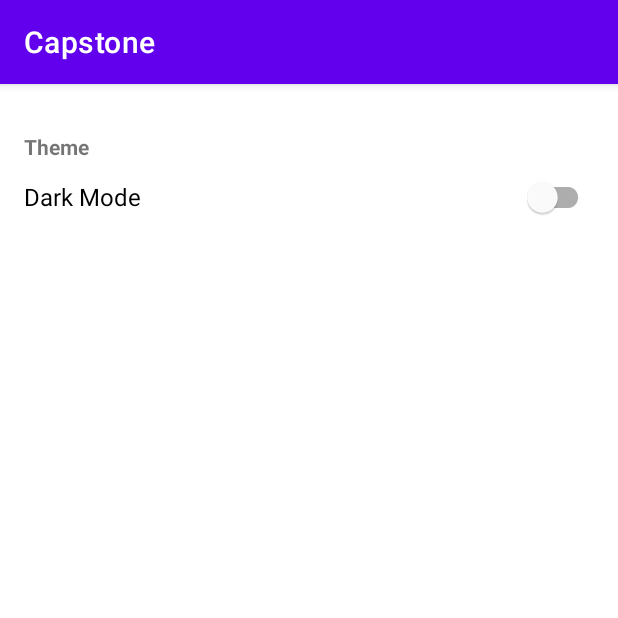
After one commit to sahrulhidayat/Capstone, an Android app: the fragment SettingsFragment shown on its own in the app's theme, on a phone screen of 412 x 824 dp, the top half of it. The commit adds this screen. Run offline under Robolectric (Android 15) with nearby library versions, the phone set to English and light mode, and no system bars; 3 statements that could not run were skipped.

Commit message:
add splash screen and theme setting feature

```diff
--- a/app/build.gradle
+++ b/app/build.gradle
@@ -1,7 +1,6 @@
 plugins {
     id 'com.android.application'
     id 'org.jetbrains.kotlin.android'
-    id 'kotlin-parcelize'
     id 'kotlin-kapt'
 }
 
@@ -44,4 +43,6 @@ android {
 dependencies {
     implementation project(":core")
     implementation fileTree(dir: "libs", include: ["*.jar"])
+
+    implementation 'androidx.core:core-splashscreen:1.0.0-beta01'
 }
--- a/app/src/main/AndroidManifest.xml
+++ b/app/src/main/AndroidManifest.xml
@@ -18,7 +18,7 @@
         <activity
             android:name=".ui.MainActivity"
             android:exported="true"
-            android:theme="@style/Theme.Capstone.NoActionBar">
+            android:theme="@style/Theme.Capstone.Starting">
             <intent-filter>
                 <action android:name="android.intent.action.MAIN" />
 
--- a/app/src/main/java/com/sahrulhidayat/capstone/di/AppModule.kt
+++ b/app/src/main/java/com/sahrulhidayat/capstone/di/AppModule.kt
@@ -2,6 +2,7 @@ package com.sahrulhidayat.capstone.di
 
 import com.sahrulhidayat.capstone.ui.detail.DetailsViewModel
 import com.sahrulhidayat.capstone.ui.home.HomeViewModel
+import com.sahrulhidayat.capstone.ui.settings.SettingsViewModel
 import com.sahrulhidayat.core.domain.usecase.GameInteractor
 import com.sahrulhidayat.core.domain.usecase.GameUseCase
 import org.koin.androidx.viewmodel.dsl.viewModel
@@ -14,4 +15,5 @@ val useCaseModule = module {
 val viewModelModule = module {
     viewModel { HomeViewModel(get()) }
     viewModel { DetailsViewModel(get()) }
+    viewModel { SettingsViewModel(get()) }
 }
--- /dev/null
+++ b/app/src/main/java/com/sahrulhidayat/capstone/ui/settings/SettingsFragment.kt
@@ -0,0 +1,50 @@
+package com.sahrulhidayat.capstone.ui.settings
+
+import android.os.Bundle
+import android.view.LayoutInflater
+import android.view.View
+import android.view.ViewGroup
+import android.widget.CompoundButton
+import androidx.appcompat.app.AppCompatDelegate
+import androidx.fragment.app.Fragment
+import com.sahrulhidayat.capstone.databinding.FragmentSettingsBinding
+import org.koin.androidx.viewmodel.ext.android.viewModel
+
+class SettingsFragment : Fragment() {
+
+    private var _fragmentSettingsBinding: FragmentSettingsBinding? = null
+    private val binding get() = _fragmentSettingsBinding
+
+    private val viewModel by viewModel<SettingsViewModel>()
+
+    override fun onCreateView(
+        inflater: LayoutInflater, container: ViewGroup?,
+        savedInstanceState: Bundle?
+    ): View? {
+        _fragmentSettingsBinding = FragmentSettingsBinding.inflate(layoutInflater, container, false)
+        return binding?.root
+    }
+
+    override fun onViewCreated(view: View, savedInstanceState: Bundle?) {
+        super.onViewCreated(view, savedInstanceState)
+
+        viewModel.getThemeSettings().observe(viewLifecycleOwner) { isDarkMode ->
+            if (isDarkMode) {
+                AppCompatDelegate.setDefaultNightMode(AppCompatDelegate.MODE_NIGHT_YES)
+                binding?.switchTheme?.isChecked = true
+            } else {
+                AppCompatDelegate.setDefaultNightMode(AppCompatDelegate.MODE_NIGHT_NO)
+                binding?.switchTheme?.isChecked = false
+            }
+        }
+
+        binding?.switchTheme?.setOnCheckedChangeListener { _: CompoundButton?, isChecked: Boolean ->
+            viewModel.setThemeSettings(isChecked)
+        }
+    }
+
+    override fun onDestroyView() {
+        super.onDestroyView()
+        _fragmentSettingsBinding = null
+    }
+}
--- /dev/null
+++ b/app/src/main/res/drawable/ic_games.xml
@@ -0,0 +1,10 @@
+<vector xmlns:android="http://schemas.android.com/apk/res/android"
+    android:width="24dp"
+    android:height="24dp"
+    android:tint="#FFFFFF"
+    android:viewportWidth="24"
+    android:viewportHeight="24">
+    <path
+        android:fillColor="@android:color/white"
+        android:pathData="M15,7.5V2H9v5.5l3,3 3,-3zM7.5,9H2v6h5.5l3,-3 -3,-3zM9,16.5V22h6v-5.5l-3,-3 -3,3zM16.5,9l-3,3 3,3H22V9h-5.5z" />
+</vector>
--- /dev/null
+++ b/app/src/main/res/layout/fragment_settings.xml
@@ -0,0 +1,33 @@
+<?xml version="1.0" encoding="utf-8"?>
+<androidx.constraintlayout.widget.ConstraintLayout xmlns:android="http://schemas.android.com/apk/res/android"
+    android:layout_width="match_parent"
+    android:layout_height="match_parent"
+    android:padding="16dp"
+    xmlns:tools="http://schemas.android.com/tools"
+    xmlns:app="http://schemas.android.com/apk/res-auto"
+    tools:context=".ui.settings.SettingsFragment">
+
+    <TextView
+        android:id="@+id/themeTitle"
+        android:layout_width="wrap_content"
+        android:layout_height="wrap_content"
+        android:layout_marginTop="16dp"
+        android:textSize="14sp"
+        android:textStyle="bold"
+        android:text="@string/theme"
+        app:layout_constraintEnd_toEndOf="parent"
+        app:layout_constraintHorizontal_bias="0.0"
+        app:layout_constraintStart_toStartOf="parent"
+        app:layout_constraintTop_toTopOf="parent" />
+
+    <com.google.android.material.switchmaterial.SwitchMaterial
+        android:id="@+id/switch_theme"
+        android:layout_width="match_parent"
+        android:layout_height="wrap_content"
+        android:text="@string/dark_mode"
+        android:textSize="16sp"
+        app:layout_constraintEnd_toEndOf="parent"
+        app:layout_constraintStart_toStartOf="parent"
+        app:layout_constraintTop_toBottomOf="@id/themeTitle" />
+
+</androidx.constraintlayout.widget.ConstraintLayout>
--- a/app/src/main/res/values/themes.xml
+++ b/app/src/main/res/values/themes.xml
@@ -23,4 +23,13 @@
 
     <style name="Theme.Capstone.PopupOverlay" parent="ThemeOverlay.AppCompat.Light" />
 
+    <style name="Theme.Capstone.Starting" parent="Theme.SplashScreen">
+        <item name="windowSplashScreenBackground">@color/purple_500</item>
+
+        <item name="windowSplashScreenAnimatedIcon">@drawable/ic_games</item>
+        <item name="windowSplashScreenAnimationDuration">200</item>
+
+        <item name="postSplashScreenTheme">@style/Theme.Capstone</item>
+    </style>
+
 </resources>
--- a/core/build.gradle
+++ b/core/build.gradle
@@ -2,7 +2,6 @@ plugins {
     id 'com.android.library'
     id 'org.jetbrains.kotlin.android'
     id 'kotlin-kapt'
-    id 'kotlin-parcelize'
 }
 
 apply from: '../shared_dependencies.gradle'
@@ -58,4 +57,7 @@ dependencies {
     implementation "org.jetbrains.kotlinx:kotlinx-coroutines-android:$kotlin_coroutines_version"
     implementation "androidx.room:room-ktx:$room_version"
     api "androidx.lifecycle:lifecycle-livedata-ktx:$lifecycle_version"
+
+    //datastore
+    implementation "androidx.datastore:datastore-preferences:1.0.0"
 }
--- a/core/src/main/java/com/sahrulhidayat/core/data/source/GameRepository.kt
+++ b/core/src/main/java/com/sahrulhidayat/core/data/source/GameRepository.kt
@@ -6,7 +6,7 @@ import com.sahrulhidayat.core.data.source.remote.network.ApiResponse
 import com.sahrulhidayat.core.data.source.remote.response.GameDetailsResponse
 import com.sahrulhidayat.core.data.source.remote.response.GameResults
 import com.sahrulhidayat.core.domain.model.GameModel
-import com.sahrulhidayat.core.domain.repository.IGameRepository
+import com.sahrulhidayat.core.domain.`interface`.IGameRepository
 import com.sahrulhidayat.core.utils.AppExecutors
 import com.sahrulhidayat.core.utils.DataMapper
 import kotlinx.coroutines.flow.Flow
--- a/core/src/main/java/com/sahrulhidayat/core/domain/repository/IGameRepository.kt
+++ b/core/src/main/java/com/sahrulhidayat/core/domain/interface/IGameRepository.kt
@@ -1,4 +1,4 @@
-package com.sahrulhidayat.core.domain.repository
+package com.sahrulhidayat.core.domain.`interface`
 
 import com.sahrulhidayat.core.data.source.Resource
 import com.sahrulhidayat.core.domain.model.GameModel
--- a/core/src/main/java/com/sahrulhidayat/core/domain/usecase/GameInteractor.kt
+++ b/core/src/main/java/com/sahrulhidayat/core/domain/usecase/GameInteractor.kt
@@ -2,10 +2,10 @@ package com.sahrulhidayat.core.domain.usecase
 
 import com.sahrulhidayat.core.data.source.Resource
 import com.sahrulhidayat.core.domain.model.GameModel
-import com.sahrulhidayat.core.domain.repository.IGameRepository
+import com.sahrulhidayat.core.domain.`interface`.IGameRepository
 import kotlinx.coroutines.flow.Flow
 
-class GameInteractor(private val gameRepository: IGameRepository): GameUseCase {
+class GameInteractor(private val gameRepository: IGameRepository) : GameUseCase {
     override fun getGameList(sort: String): Flow<Resource<List<GameModel>>> {
         return gameRepository.getGameList(sort)
     }
```
Also changed, not shown: app/src/main/java/com/sahrulhidayat/capstone/ui/MainActivity.kt (+23 -2 lines), app/src/main/java/com/sahrulhidayat/capstone/ui/settings/SettingsViewModel.kt (added, +20 -0 lines), app/src/main/res/values/strings.xml (+18 -0 lines), core/src/main/java/com/sahrulhidayat/core/data/preference/SettingsPreference.kt (added, +28 -0 lines), core/src/main/java/com/sahrulhidayat/core/di/CoreModule.kt (+6 -1 lines), core/src/main/java/com/sahrulhidayat/core/domain/interface/ISettingsPreference.kt (added, +11 -0 lines), core/src/main/java/com/sahrulhidayat/core/domain/usecase/PreferenceInteractor.kt (added, +14 -0 lines), core/src/main/java/com/sahrulhidayat/core/domain/usecase/PreferenceUseCase.kt (added, +11 -0 lines).
